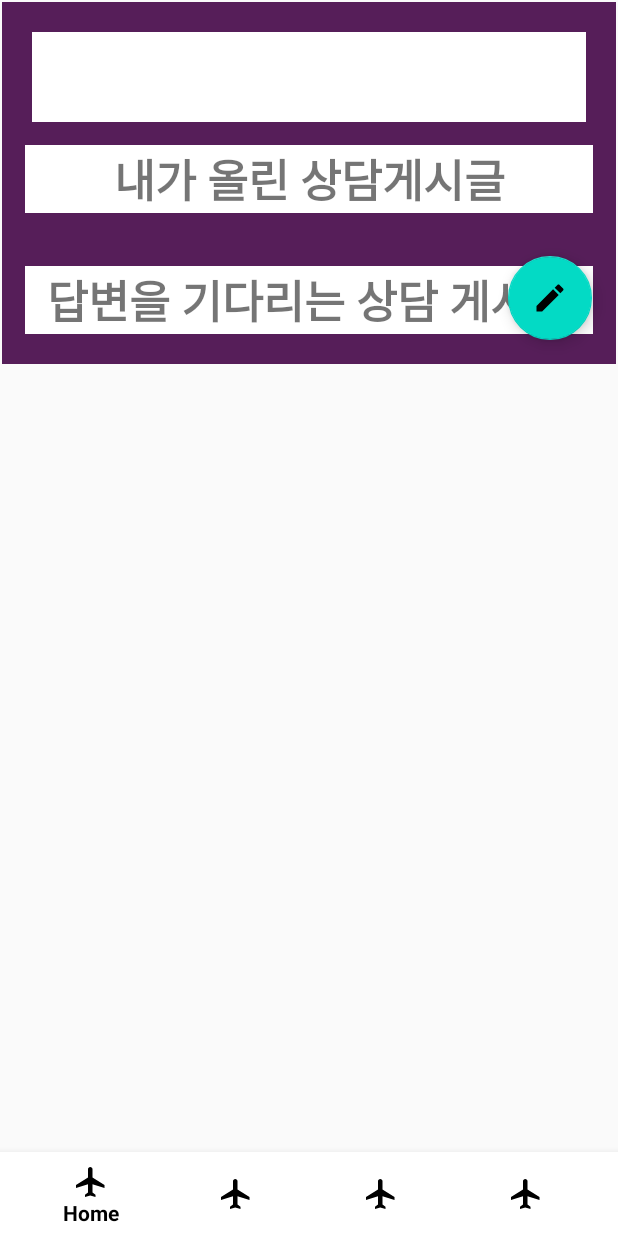
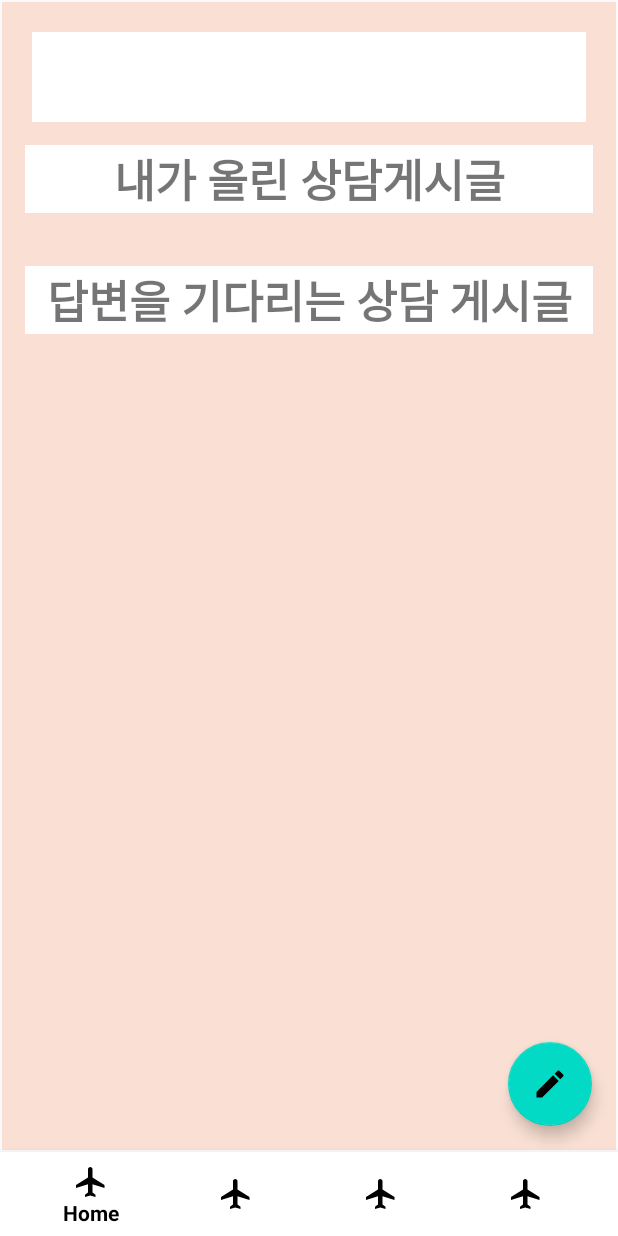
Before and after one commit to yangseongyeal2/Toeilet-Bowl, an Android app: the screen it shows after launch once a user with an empty profile is signed in (MainActivity), on a phone screen of 412 x 824 dp. Run offline under Robolectric (Android 15) with nearby library versions, the phone set to English and light mode, and no system bars; our stand-ins replace Firebase (no records; nobody signed in at launch, a user with empty details on screens opened directly); libraries missing offline, so code that uses them is left out: com.facebook, com.facebook.appevents, com.facebook.login; plain views replace FloatingActionButton; 7 statements that could not run were skipped.

Commit message:
메인 매경색이랑 위치 조정 완료

```diff
--- a/app/src/main/res/layout/home.xml
+++ b/app/src/main/res/layout/home.xml
@@ -5,28 +5,27 @@
     xmlns:tools="http://schemas.android.com/tools"
     android:id="@+id/item_home_refresh1"
     android:layout_width="match_parent"
-    android:layout_height="wrap_content">
+    android:layout_height="wrap_content"
+    android:background="@color/main_background">
 
-    <ScrollView
-        android:layout_width="match_parent"
-        android:layout_height="wrap_content">
-
-
+<!--    <ScrollView-->
+<!--        android:layout_width="match_parent"-->
+<!--        android:layout_height="match_parent">-->
         <androidx.constraintlayout.widget.ConstraintLayout
             android:layout_width="match_parent"
-            android:layout_height="wrap_content"
-            android:background="@color/colorPurple">
+            android:layout_height="match_parent"
+            android:background="@color/main_background">
 
             <ScrollView
                 android:layout_width="match_parent"
-                android:layout_height="wrap_content"
+                android:layout_height="match_parent"
                 app:layout_constraintEnd_toEndOf="parent"
                 app:layout_constraintStart_toStartOf="parent"
                 app:layout_constraintTop_toTopOf="parent">
 
                 <androidx.constraintlayout.widget.ConstraintLayout
                     android:layout_width="match_parent"
-                    android:layout_height="wrap_content">
+                    android:layout_height="match_parent">
 
                     <TextView
                         android:id="@+id/home_userNickName_level"
@@ -88,8 +87,10 @@
                         android:layout_width="match_parent"
                         android:layout_height="wrap_content"
                         android:layout_margin="20dp"
+                        android:layout_marginTop="52dp"
                         app:layoutManager="androidx.recyclerview.widget.LinearLayoutManager"
-                        app:layout_constraintTop_toBottomOf="@+id/home_waittingRequest_TextView" />
+                        app:layout_constraintTop_toBottomOf="@+id/home_waittingRequest_TextView"
+                        tools:layout_editor_absoluteX="20dp" />
 
 
                 </androidx.constraintlayout.widget.ConstraintLayout>
@@ -106,6 +107,6 @@
 
 
         </androidx.constraintlayout.widget.ConstraintLayout>
-    </ScrollView>
+<!--    </ScrollView>-->
 
 </androidx.swiperefreshlayout.widget.SwipeRefreshLayout>
```
